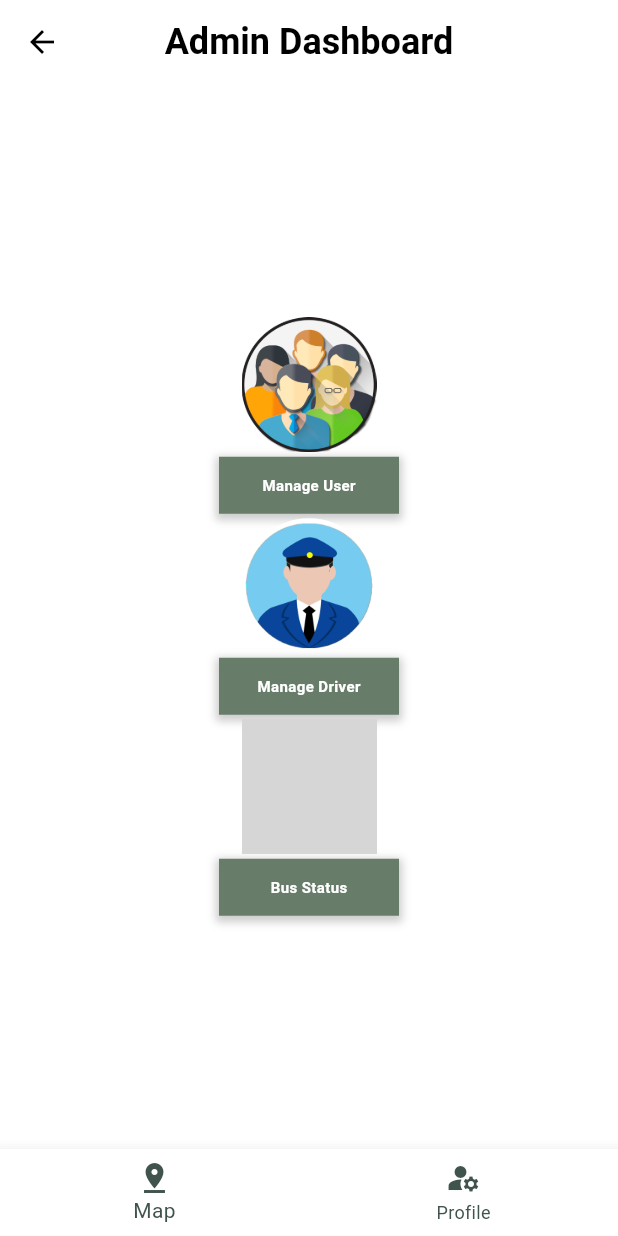
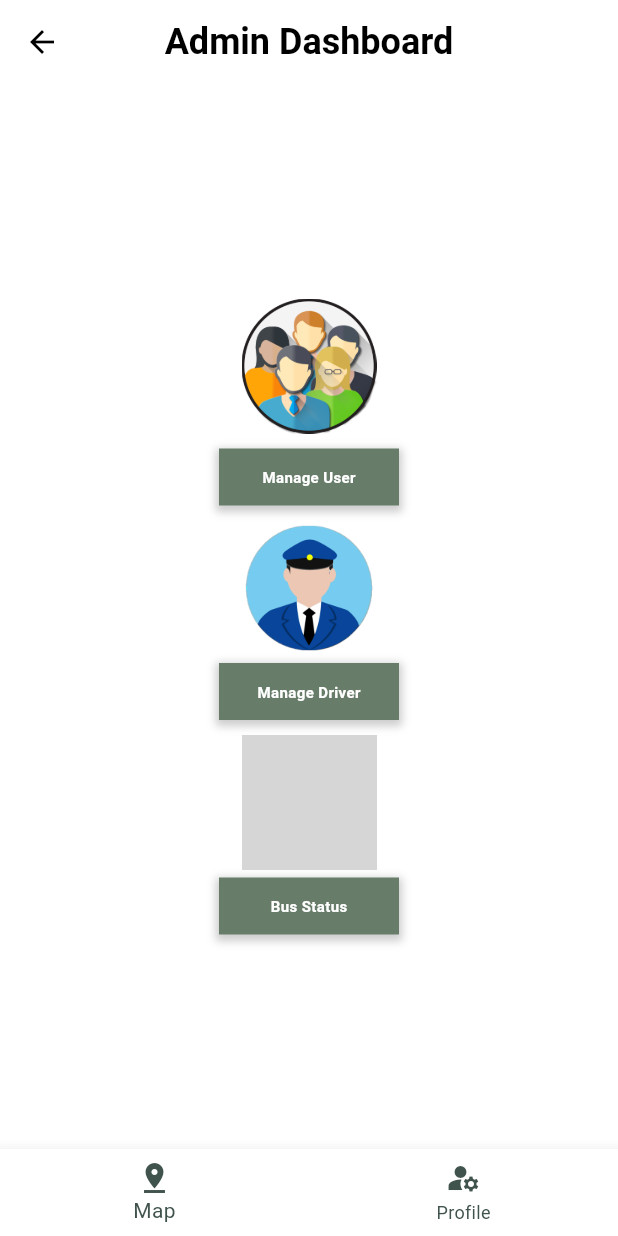
Before and after one commit to Paxius025/WhereBus_app, a Flutter app: the AdminDashboardScreen screen opened directly with empty values, on a phone screen of 412 x 824 dp. Run offline on Flutter 3.47's test engine with Material 3 defaults, Android fonts, the phone set to English and light mode, and no system bars; our stand-ins replace flutter_map, geolocator, latlong2, stroke_text; grey boxes are pictures that could not be loaded.

Commit message:
fix dispaly admindashboard

```diff
--- a/lib/screens/admin/admin_dashboard.dart
+++ b/lib/screens/admin/admin_dashboard.dart
@@ -60,7 +60,7 @@ class _AdminDashboardScreenState extends State<AdminDashboardScreen> {
               'assets/users.png',
               Icons.groups,
             ),
-            const SizedBox(height: 3), // ระยะห่างระหว่างไอคอนกับป้าย
+            const SizedBox(height: 10), // ระยะห่างระหว่างไอคอนกับป้าย
             _buildAdminMenuLabel(
               label: 'Manage User',
               onTap: () {
@@ -77,13 +77,13 @@ class _AdminDashboardScreenState extends State<AdminDashboardScreen> {
                 );
               },
             ),
-            const SizedBox(height: 3), // ระยะห่างระหว่างเมนู
+            const SizedBox(height: 10), // ระยะห่างระหว่างเมนู
 
             _buildAdminMenuIcon(
               'assets/driver_avatar.png',
               Icons.assignment_ind,
             ),
-            const SizedBox(height: 3), // ระยะห่างระหว่างไอคอนกับป้าย
+            const SizedBox(height: 5), // ระยะห่างระหว่างไอคอนกับป้าย
             _buildAdminMenuLabel(
               label: 'Manage Driver',
               onTap: () {
@@ -100,13 +100,13 @@ class _AdminDashboardScreenState extends State<AdminDashboardScreen> {
                 );
               },
             ),
-            const SizedBox(height: 3), // ระยะห่างระหว่างเมนู
+            const SizedBox(height: 10), // ระยะห่างระหว่างเมนู
 
             _buildAdminMenuIcon(
               'assets/bus_avatar.png',
               Icons.directions_bus,
             ),
-            const SizedBox(height: 3), // ระยะห่างระหว่างไอคอนกับป้าย
+            const SizedBox(height: 5), // ระยะห่างระหว่างไอคอนกับป้าย
             _buildAdminMenuLabel(
               label: 'Bus Status',
               onTap: () {
```
